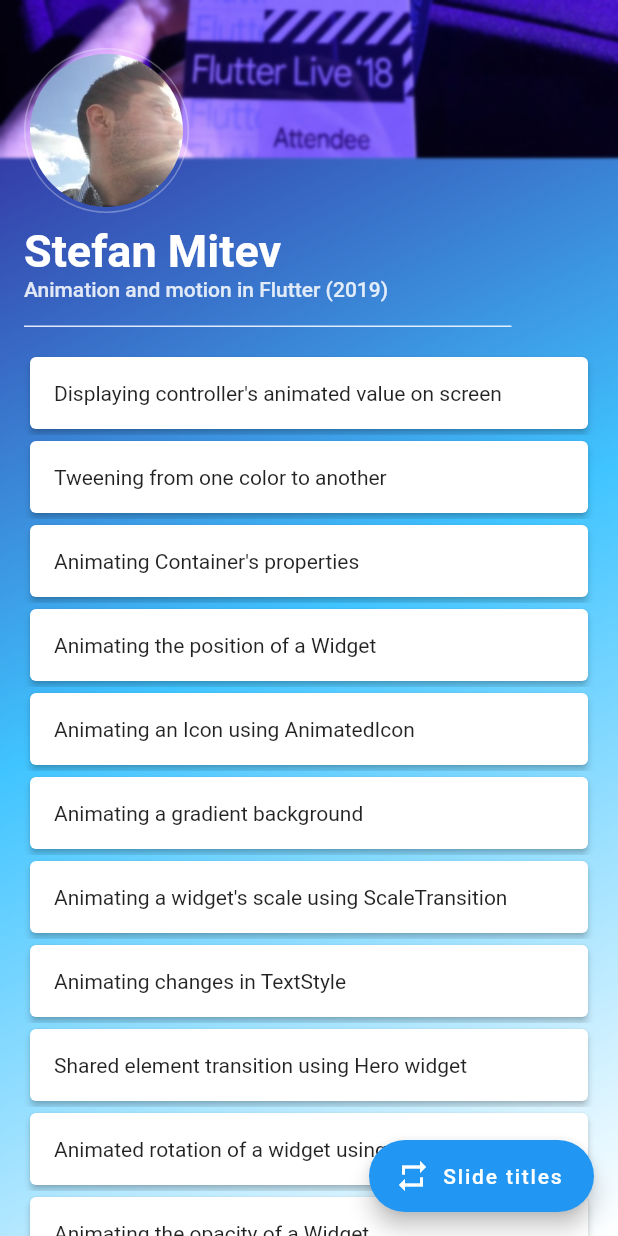
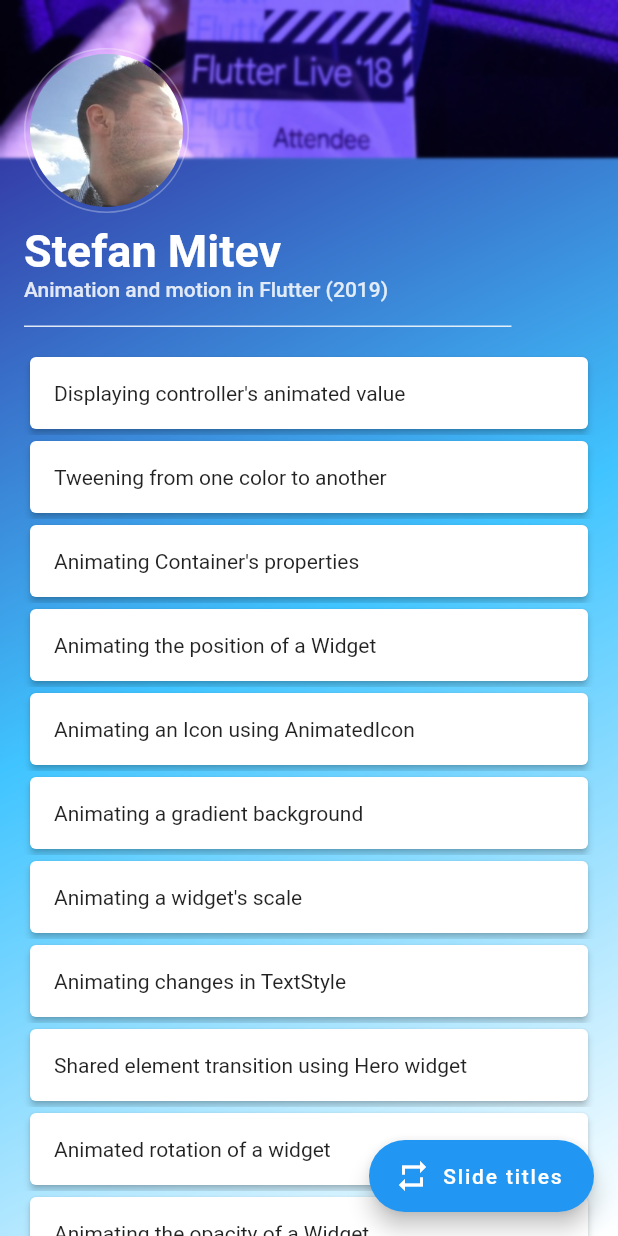
Before and after one commit to Pixplicity/flutter_animation_motion, a Flutter app: the screen it shows after launch, on a phone screen of 412 x 824 dp. Run offline on Flutter 3.47's test engine with Material 2 defaults, Android fonts, the phone set to English and light mode, and no system bars.

Commit message:
[mod] Some titles

```diff
--- a/lib/app/home_page.dart
+++ b/lib/app/home_page.dart
@@ -162,7 +162,7 @@ class _HomePageState extends State<HomePage> with TickerProviderStateMixin {
     super.didChangeDependencies();
     viewModels = [
       ExampleViewModel(
-        "Displaying controller's animated value on screen",
+        "Displaying controller's animated value",
         "Slide 6-9",
         () => _navigateTo(SimpleAnimationControllerExample()),
       ),
@@ -192,7 +192,7 @@ class _HomePageState extends State<HomePage> with TickerProviderStateMixin {
         () => _navigateTo(DecoratedBoxTransitionExample()),
       ),
       ExampleViewModel(
-        "Animating a widget's scale using ScaleTransition",
+        "Animating a widget's scale",
         "Slide 24-25",
         () => _navigateTo(ScaleTransitionExample()),
       ),
@@ -207,7 +207,7 @@ class _HomePageState extends State<HomePage> with TickerProviderStateMixin {
         () => _navigateTo(HeroExampleMain()),
       ),
       ExampleViewModel(
-        "Animated rotation of a widget using AnimatedBuilder",
+        "Animated rotation of a widget",
         "Slide 29-33",
         () => _navigateTo(AnimatedBuilderRotationExample()),
       ),
```
